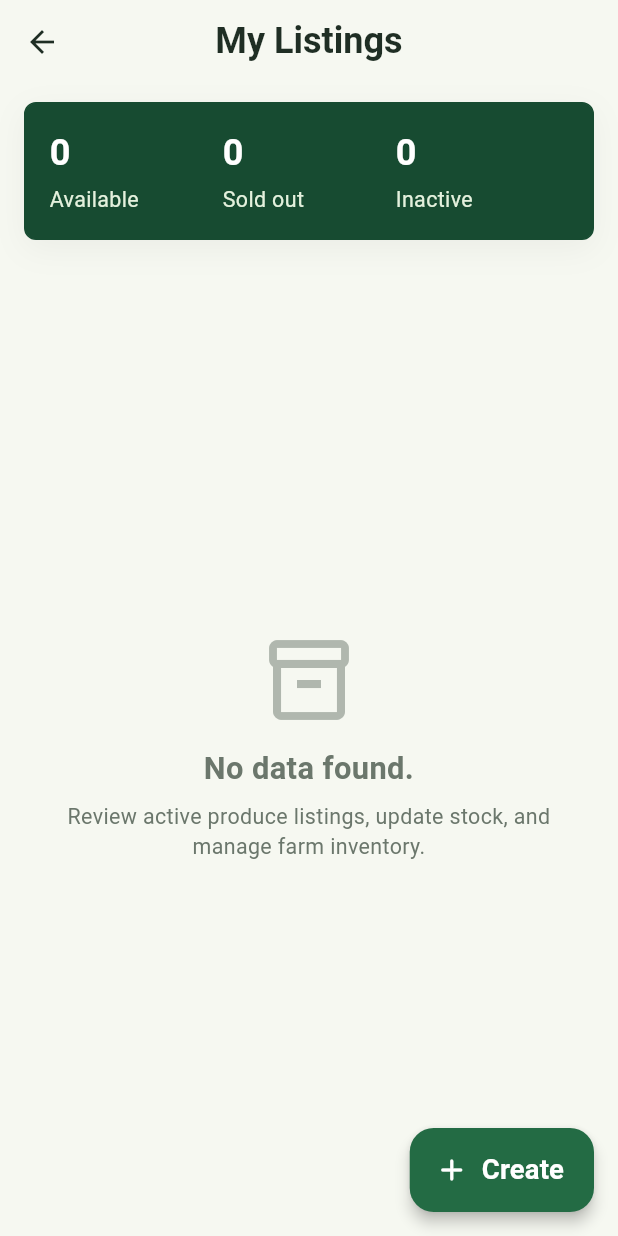
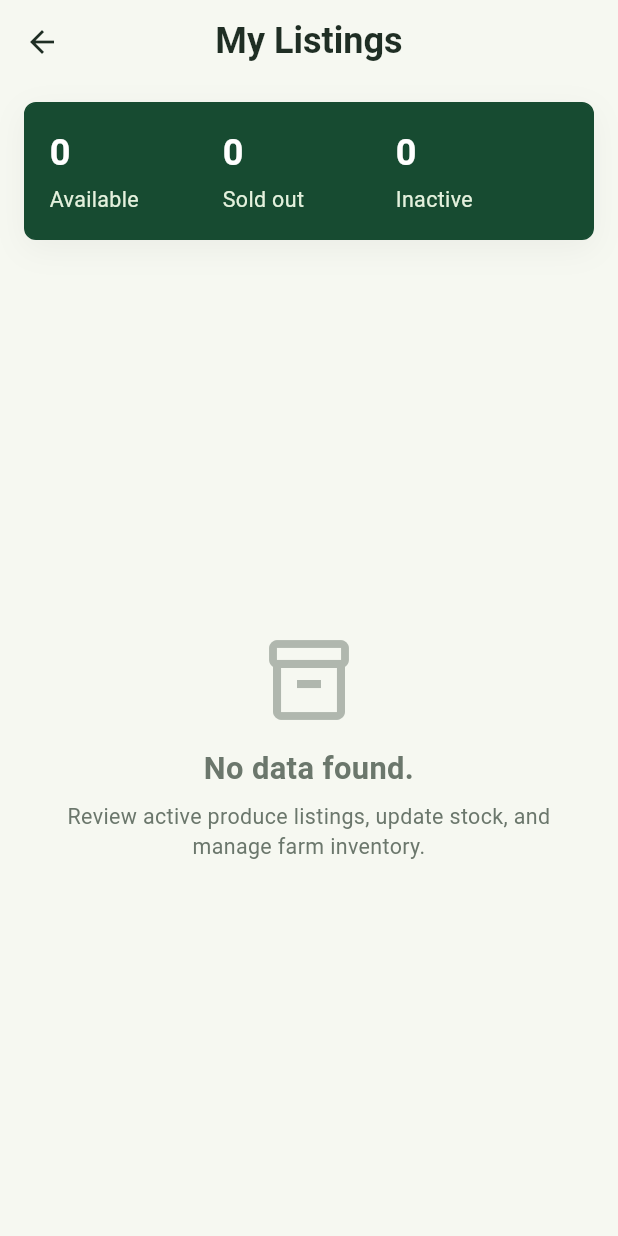
Before and after one commit to Farm2Fork-Project/farm2fork-mobile, a Flutter app: the ListingsScreen screen opened directly, on a phone screen of 412 x 824 dp. Run offline on Flutter 3.47's test engine with Material 3 defaults, Android fonts, the phone set to English and light mode, and no system bars; our stand-ins replace cached_network_image, dio, firebase_auth, firebase_core, firebase_messaging, flutter_local_notifications and 13 more; missing offline and left inert: mobile_scanner; accounts and stored records are empty; network calls fail; statements that could not run were skipped.

Commit message:
feat(ui): tidy marketplace, listings and orders
- remove the marketplace banner that repeated the title and search hint
- product photos fill the card instead of leaving empty space
- centre category chip labels
- drop the floating Create button that covered listing actions
- format money, quantities, units and dates consistently; short order ids

```diff
--- a/lib/core/utils/number_formatters.dart
+++ b/lib/core/utils/number_formatters.dart
@@ -19,5 +19,5 @@ String formatCompactNumber(num amount, Locale locale) {
 }
 
 String formatShortDate(DateTime date, Locale locale) {
-  return DateFormat.yMd(locale.toLanguageTag()).format(date);
+  return DateFormat.yMMMd(locale.toLanguageTag()).format(date);
 }
--- a/lib/features/listings/presentation/screens/listings_screen.dart
+++ b/lib/features/listings/presentation/screens/listings_screen.dart
@@ -31,20 +31,6 @@ class ListingsScreen extends ConsumerWidget {
         backgroundColor: AppColors.backgroundLight,
         centerTitle: true,
         actions: const [NotificationBell()],
-      ),
-      floatingActionButton: FloatingActionButton.extended(
-        onPressed: () => context.push('/farmer/create-listing'),
-        backgroundColor: AppColors.primaryGreen,
-        foregroundColor: AppColors.white,
-        elevation: 4,
-        icon: const Icon(Icons.add_rounded),
-        label: Text(
-          context.l10n.navCreateListing,
-          style: AppTextStyles.body.copyWith(
-            color: AppColors.white,
-            fontWeight: FontWeight.w700,
-          ),
-        ),
       ),
       body: SafeArea(
         child: RefreshIndicator(
@@ -168,7 +154,7 @@ class _ListingCardState extends ConsumerState<_ListingCard> {
               : context.l10n.productStatusInactive);
 
     final formattedPrice = context.l10n.priceAmountWithUnit(
-      product.price.toStringAsFixed(0),
+      formatCurrencyAmount(product.price, Localizations.localeOf(context)),
       _getLocalizedUnit(context, product.unit),
     );
 
@@ -237,7 +223,7 @@ class _ListingCardState extends ConsumerState<_ListingCard> {
                 ),
                 const SizedBox(height: 4),
                 Text(
-                  '${context.l10n.quantity}: ${product.quantity} ${_getLocalizedUnit(context, product.unit)}',
+                  '${context.l10n.quantity}: ${formatCompactNumber(product.quantity, Localizations.localeOf(context))} ${_getLocalizedUnit(context, product.unit)}',
                   style: AppTextStyles.small.copyWith(
                     color: AppColors.textMuted,
                   ),
```
Also changed, not shown: lib/features/marketplace/presentation/screens/marketplace_screen.dart (+3 -41 lines), lib/features/marketplace/presentation/widgets/product_card.dart (+12 -4 lines), lib/features/orders/presentation/screens/orders_screen.dart (+43 -8 lines).
